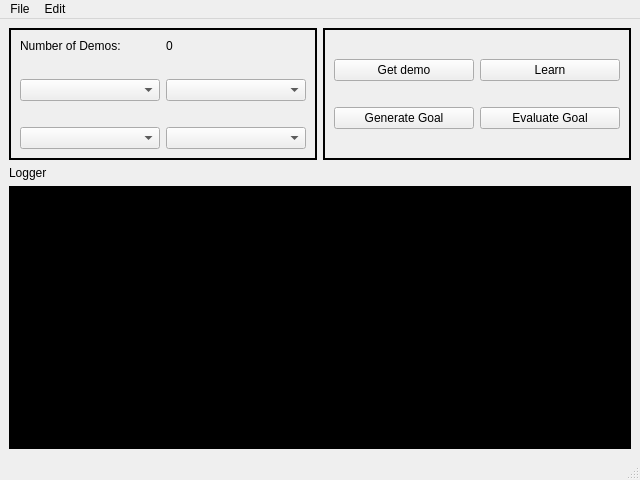
First picture: the form in srp_md/src/srp_md/ui/pyqt_format.ui, repository fnivek/srp_md, before the edit.
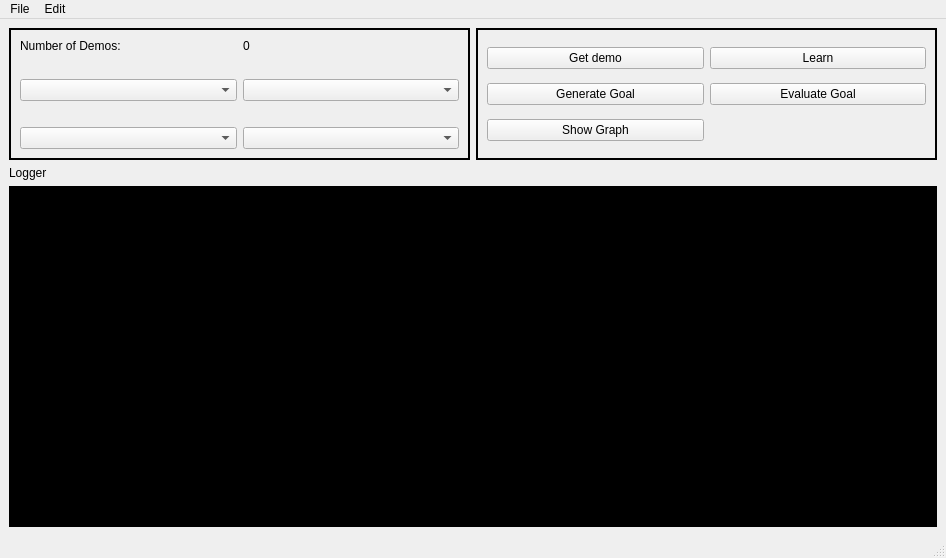
Second picture: the form after the edit.

Commit message: GUI: Visualize scene graph with NetworkX

```diff
--- a/srp_md/src/srp_md/ui/pyqt_format.ui
+++ b/srp_md/src/srp_md/ui/pyqt_format.ui
@@ -6,8 +6,8 @@
    <rect>
     <x>0</x>
     <y>0</y>
-    <width>640</width>
-    <height>480</height>
+    <width>946</width>
+    <height>558</height>
    </rect>
   </property>
   <property name="windowTitle">
@@ -65,6 +65,13 @@
          </property>
         </widget>
        </item>
+       <item row="3" column="0">
+        <widget class="QPushButton" name="show_graph">
+         <property name="text">
+          <string>Show Graph</string>
+         </property>
+        </widget>
+       </item>
       </layout>
      </widget>
     </item>
@@ -170,8 +177,8 @@
     <rect>
      <x>0</x>
      <y>0</y>
-     <width>640</width>
-     <height>20</height>
+     <width>946</width>
+     <height>39</height>
     </rect>
    </property>
    <widget class="QMenu" name="menuFile">
```
Left out of the diff: 2 changed lines with no effect on the pictures. The commit also changes 3 other files.
